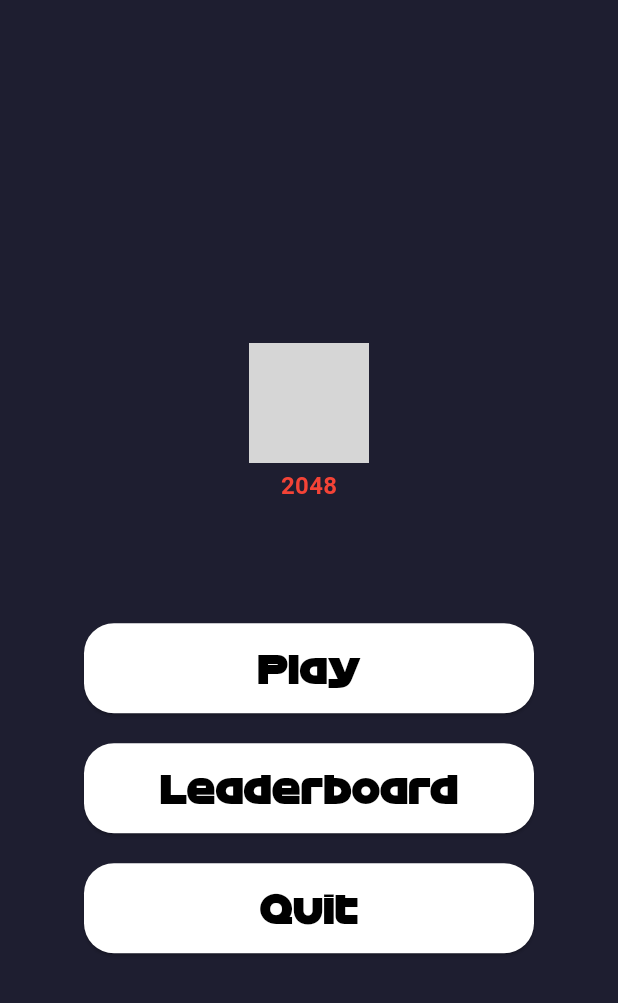
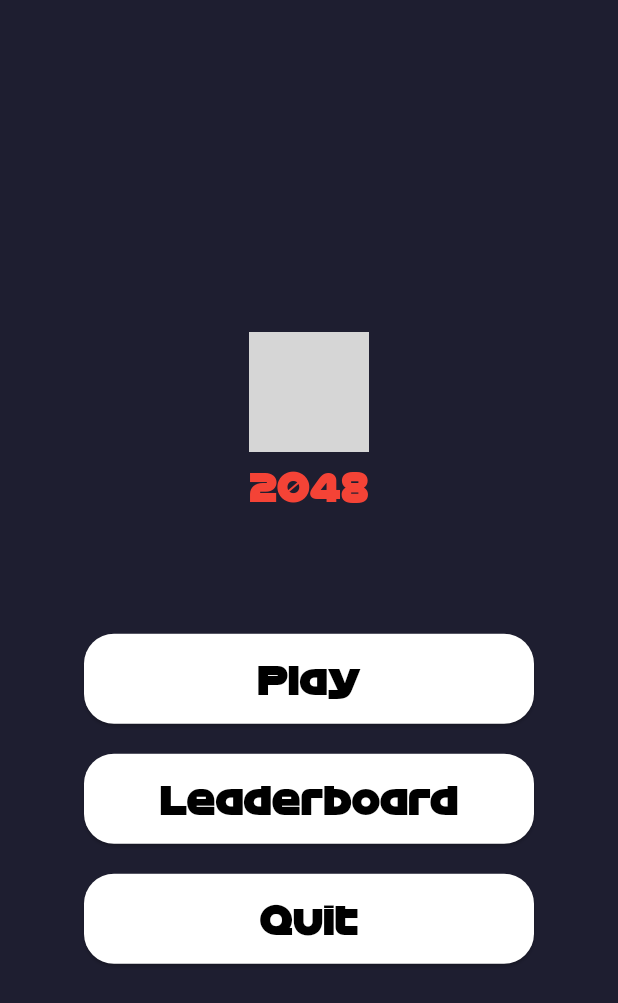
Before and after one commit to Antho76/2048_DEV-MOBILE, a Flutter app: the screen it shows after launch, on a phone screen of 412 x 824 dp. Shown: the top 1003 px of the screen. Run offline on Flutter 3.47's test engine with Material 3 defaults, Android fonts, the light colour scheme and no system bars; grey boxes are pictures that could not be loaded.

Commit message:
feat:add F1 font

```diff
--- a/lib/home.dart
+++ b/lib/home.dart
@@ -68,9 +68,10 @@ class HomePage extends StatelessWidget {
                 const Text(
                   "2048",
                   style: TextStyle(
+                    fontFamily: "Formula1",
+                    fontSize: 26,
+                    fontWeight: FontWeight.bold,
                     color: Colors.red,
-                    fontSize: 16,
-                    fontWeight: FontWeight.bold,
                   ),
                 ),
               ],
```
